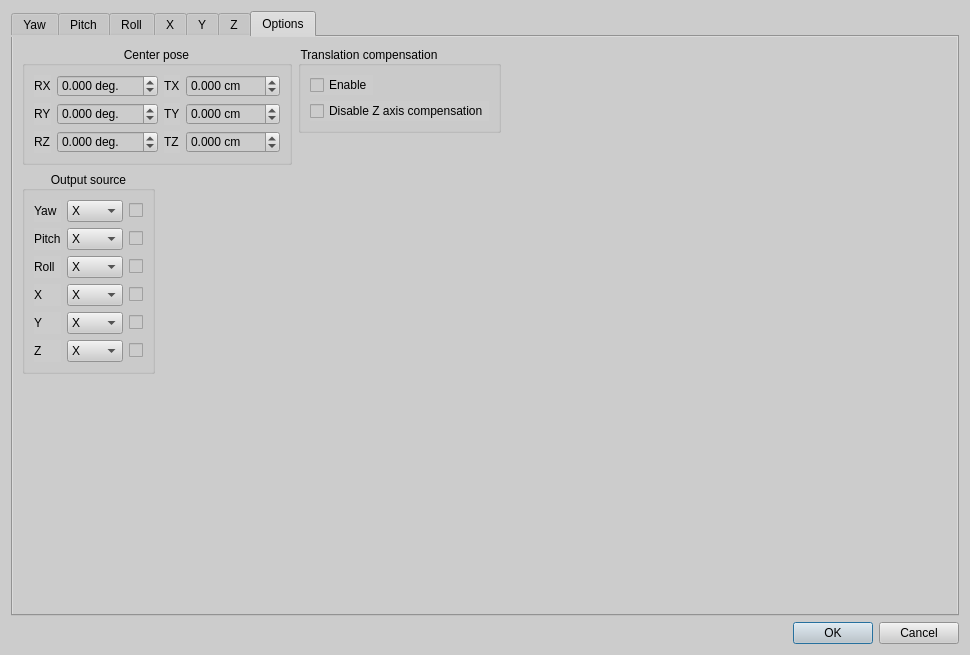
opentrack/opentrack, file facetracknoir/ftnoir_curves.ui: the form before one commit.
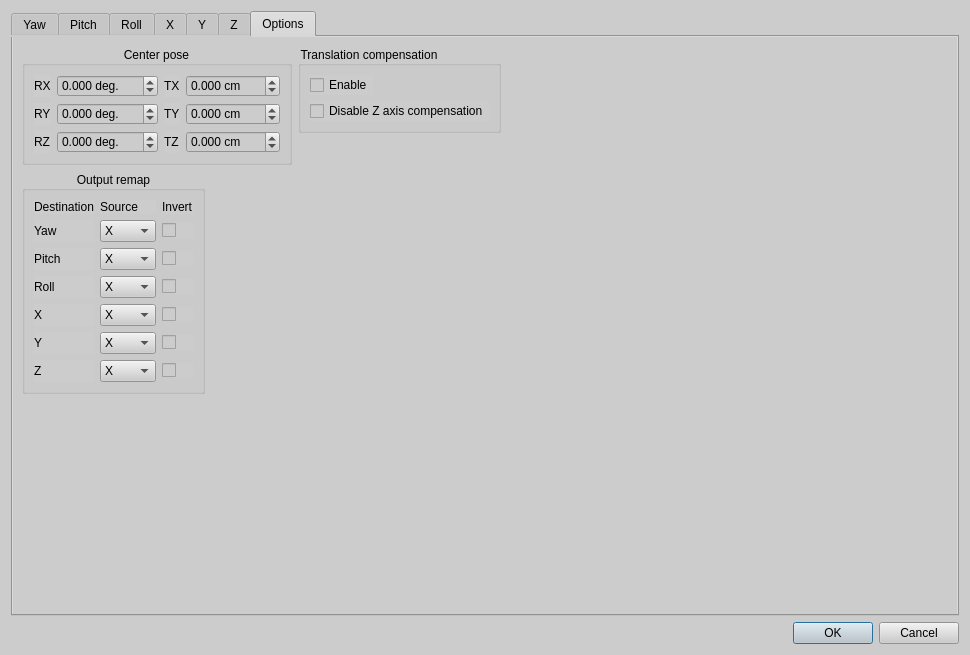
The form after the commit. Icons and pictures are not drawn. Custom widgets are drawn as their Qt base class.

Commit message:
add remap labels
Issue: #52

Diff of the .ui file:
```diff
--- a/facetracknoir/ftnoir_curves.ui
+++ b/facetracknoir/ftnoir_curves.ui
@@ -33,7 +33,7 @@
    <item>
     <widget class="QTabWidget" name="tabWidget">
      <property name="styleSheet">
-      <string notr="true">background-color: #ccc;</string>
+      <string notr="true"/>
      </property>
      <property name="tabPosition">
       <enum>QTabWidget::North</enum>
@@ -753,7 +753,7 @@
           </font>
          </property>
          <property name="title">
-          <string>Output source</string>
+          <string>Output remap</string>
          </property>
          <property name="alignment">
           <set>Qt::AlignCenter</set>
@@ -764,7 +764,7 @@
          <property name="checkable">
           <bool>false</bool>
          </property>
-         <layout class="QGridLayout" name="gridLayout_4" rowstretch="0,0,0,0,0,0,0" columnstretch="0,0,0,0">
+         <layout class="QGridLayout" name="gridLayout_4" rowstretch="0,0,0,0,0,0,0" columnstretch="0,0,0">
           <property name="sizeConstraint">
            <enum>QLayout::SetMinAndMaxSize</enum>
           </property>
@@ -1059,6 +1059,27 @@
             </item>
            </widget>
           </item>
+          <item row="0" column="1">
+           <widget class="QLabel" name="label_13">
+            <property name="text">
+             <string>Source</string>
+            </property>
+           </widget>
+          </item>
+          <item row="0" column="2">
+           <widget class="QLabel" name="label_14">
+            <property name="text">
+             <string>Invert</string>
+            </property>
+           </widget>
+          </item>
+          <item row="0" column="0">
+           <widget class="QLabel" name="label_15">
+            <property name="text">
+             <string>Destination</string>
+            </property>
+           </widget>
+          </item>
          </layout>
         </widget>
        </item>
```
Left out of the diff: 96 changed lines with no effect on the pictures.
